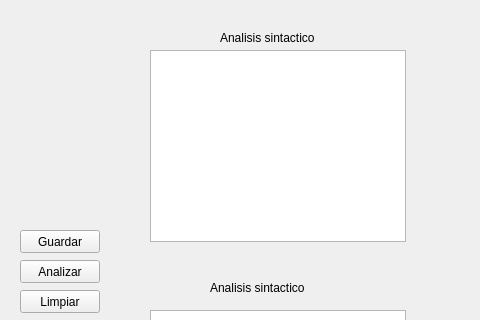
Before: the Qt Designer form gui/qtGui/mainwindow.ui in Carlos-AMG/cpp_compiler, drawn with Qt 5; both pictures show x 320 to 800 and y 0 to 320 of the 800 by 600 pixel window.
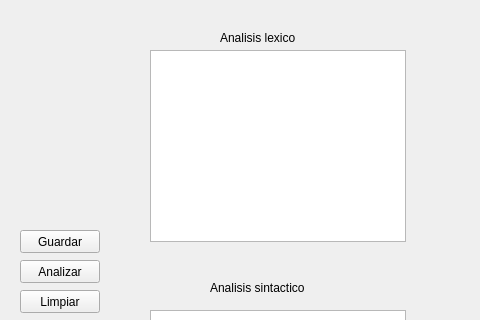
After: the same form once the commit is applied.

Commit message: terminando gui para proyecto 2, falta demasiado

Diff of the .ui file:
```diff
--- a/gui/qtGui/mainwindow.ui
+++ b/gui/qtGui/mainwindow.ui
@@ -54,7 +54,7 @@
      </rect>
     </property>
     <property name="text">
-     <string>Analisis sintactico</string>
+     <string>Analisis lexico</string>
     </property>
    </widget>
    <widget class="QLabel" name="label_2">
```
The commit also changes 4 other files.
